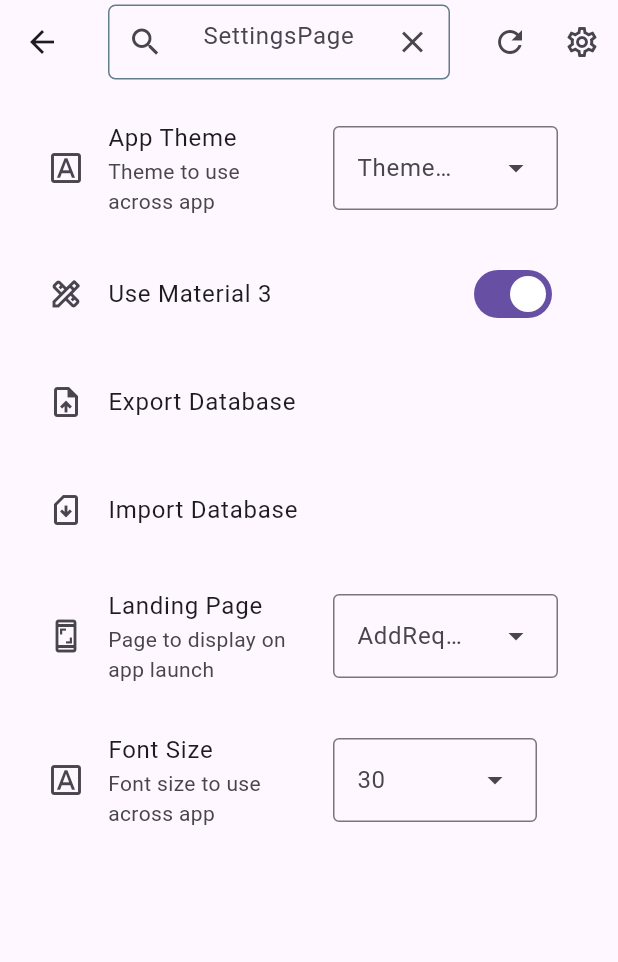
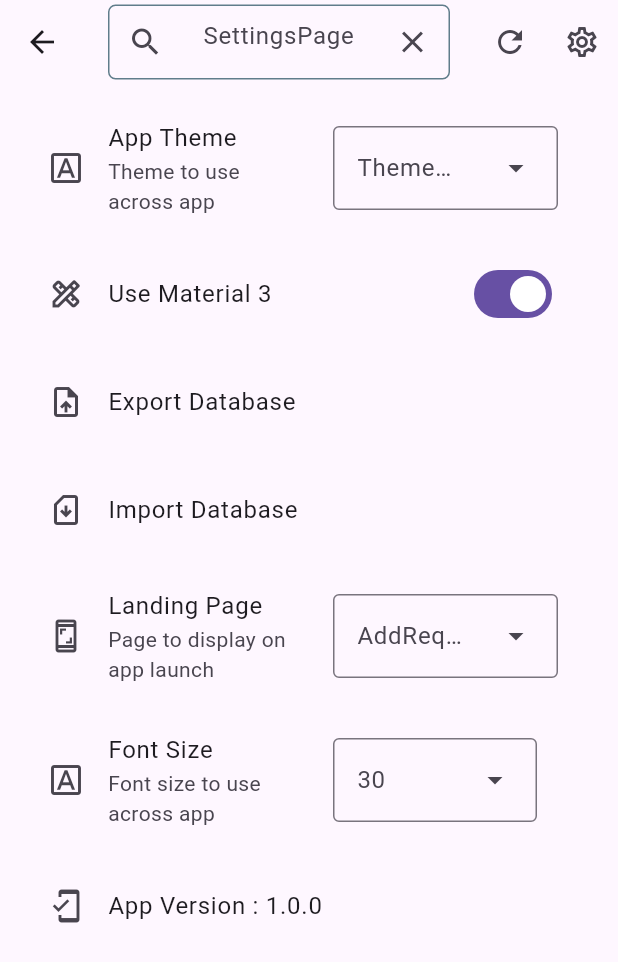
Before and after one commit to hafijulali/testman, a Flutter app: the SettingsPage screen opened by its route, on a phone screen of 412 x 824 dp. Shown: the top 962 px of the screen. Run offline on Flutter 3.47's test engine with Material 3 defaults, Android fonts, the phone set to English and light mode, and no system bars; our stand-ins replace dio, file_picker, hive_ce, hive_ce_flutter, package_info_plus, permission_handler and 1 more; missing offline and left inert: keymap; accounts and stored records are empty.

Commit message:
ADD : Feature to display the current app version from pubspec.yaml file

```diff
--- a/lib/core/constants/app.dart
+++ b/lib/core/constants/app.dart
@@ -5,3 +5,4 @@ const String settingsDatabaseFileName = 'settings';
 const String secureDatabaseFileName = 'secure';
 const double settingsTileWidgetWidth = 150;
 const List<String> requestMethods = <String>['GET', 'POST', 'PUT', 'DELETE'];
+const String appCodebase = 'https://gitlab.com/hafijulali/testman';
--- a/lib/init.dart
+++ b/lib/init.dart
@@ -3,6 +3,7 @@ import 'dart:io';
 import 'package:flutter/foundation.dart';
 import 'package:flutter/material.dart';
 import 'package:hive_ce_flutter/adapters.dart';
+import 'package:package_info_plus/package_info_plus.dart';
 import 'package:permission_handler/permission_handler.dart';
 import 'services/network/apiclient.dart';
 import 'package:timezone/data/latest_all.dart' as tz_latest;
@@ -22,6 +23,7 @@ Box<Request>? historyDatabase;
 Box<Request>? collectionsDatabase;
 Box<dynamic>? settingsDatabase;
 PermissionStatus? permission;
+PackageInfo? packageInfo;
 String? historyDatabaseFilePath;
 String? collectionsDatabaseFilePath;
 String? settingsDatabaseFilePath;
@@ -76,7 +78,7 @@ Future<void> _initCloud() async {}
 Future<void> _initServices() async {
   WidgetsFlutterBinding.ensureInitialized();
   Hive.registerAdapter(RequestAdapter());
-
+  packageInfo = await PackageInfo.fromPlatform();
   if (!kIsWeb) {
     tz_latest.initializeTimeZones();
     tz.setLocalLocation(tz.getLocation('Asia/Kolkata'));
--- a/lib/screens/settings_page/settings_page.dart
+++ b/lib/screens/settings_page/settings_page.dart
@@ -1,4 +1,7 @@
 import 'package:flutter/material.dart';
+import 'package:testman/core/constants/app.dart';
+import 'package:testman/utils/build_utils.dart';
+import 'package:url_launcher/url_launcher_string.dart';
 
 import '../../../init.dart';
 import '../../core/constants/routes.dart';
@@ -52,7 +55,7 @@ class _SettingsPageState extends State<SettingsPage> {
       const SizedBox(height: 16),
       _useMaterial3(context),
       const SizedBox(height: 16),
-      // INFO : Removing the feature since, the subtitle is revieled
+      // INFO : Removing the feature since, the subtitle is revealed
       // by tapping on the list item
       //_showSubtitle(context),
       // const SizedBox(height: 16),
@@ -64,6 +67,7 @@ class _SettingsPageState extends State<SettingsPage> {
       const SizedBox(height: 16),
       changeFontSize(context),
       const SizedBox(height: 16),
+      _buildInfo(context)
     ];
   }
 
@@ -82,4 +86,12 @@ class _SettingsPageState extends State<SettingsPage> {
     currentPath = settingsPageRoute;
     return settingsPage(context);
   }
+
+  ListTile _buildInfo(BuildContext context) {
+    return ListTile(
+      leading: const Icon(Icons.mobile_friendly_outlined),
+      title: Text('App Version : ${getAppVersion()}'),
+      onTap: () async => await launchUrlString(appCodebase),
+    );
+  }
 }
--- /dev/null
+++ b/lib/utils/build_utils.dart
@@ -0,0 +1,5 @@
+import 'package:testman/init.dart';
+
+String getAppVersion() {
+  return packageInfo!.version;
+}
--- a/pubspec.yaml
+++ b/pubspec.yaml
@@ -15,10 +15,12 @@ dependencies:
   hive_ce: ^2.10.1
   hive_ce_flutter: ^2.2.0
   keymap: ^0.0.92
+  package_info_plus: ^8.3.0
   path: ^1.8.3
   path_provider: ^2.1.1
   permission_handler: ^11.0.1
   timezone: ^0.10.0
+  url_launcher: ^6.3.1
 dev_dependencies:
   build_runner: ^2.4.15
   flutter_launcher_icons: ^0.14.2
```
Also changed, not shown: lib/screens/add_request_page/add_request_page.dart (+4 -3 lines), pubspec.lock, 6 other files.
